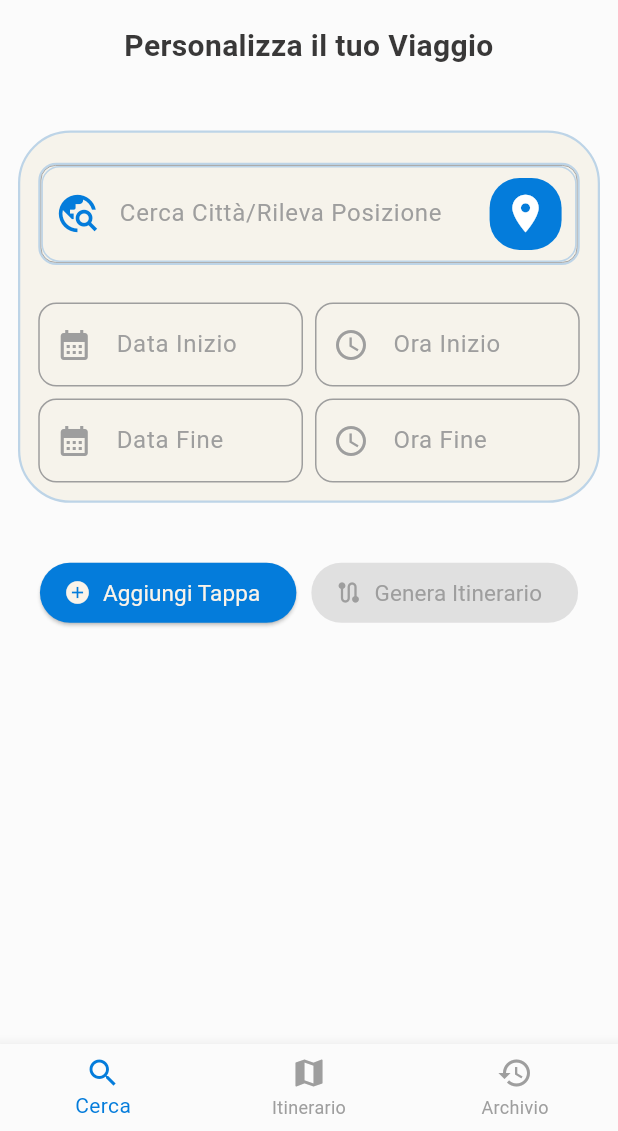
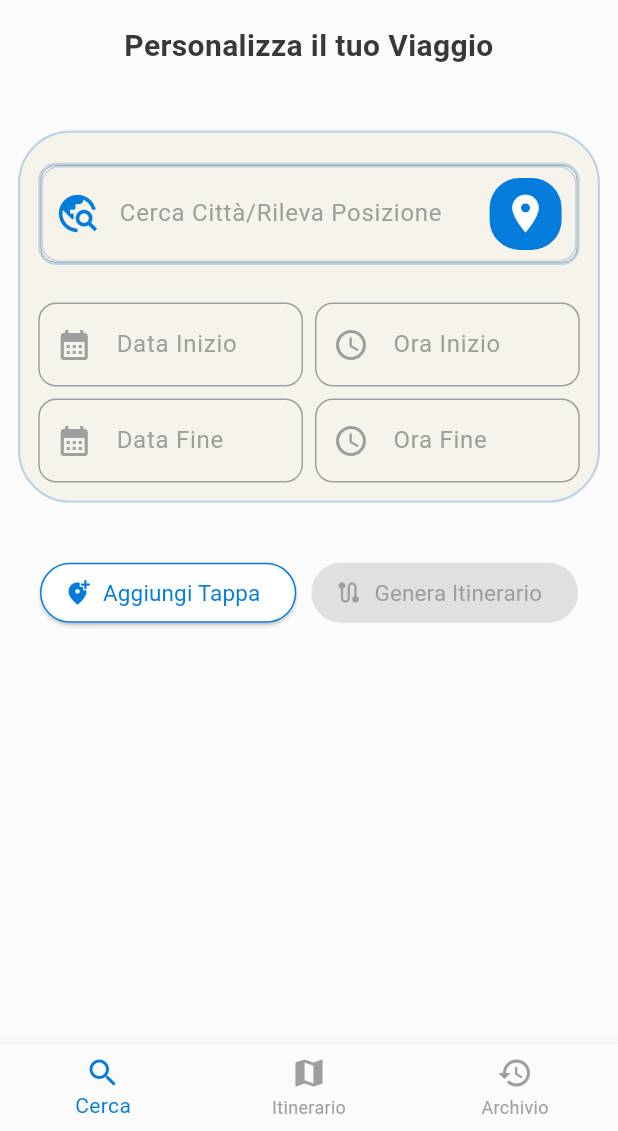
Before and after one commit to alessandrosaddo/CicerAI, a Flutter app: the screen it shows after launch, on a phone screen of 412 x 824 dp, the part 105-1236 px from its top. Run offline on Flutter 3.47's test engine with Material 3 defaults, Android fonts, the phone set to English and light mode, and no system bars; drawn by our look-alikes of google_places_flutter; our stand-ins replace flutter_dotenv, geocoding, geolocator, google_fonts.

Commit message:
Updated 'Aggiungi Tappa' button

```diff
--- a/lib/screens/home_screen.dart
+++ b/lib/screens/home_screen.dart
@@ -98,17 +98,20 @@ class _HomeScreenState extends State<HomeScreen> {
               children: [
                 ElevatedButton.icon(
                   onPressed: _addTappa,
-                  icon: Icon(Icons.add_circle, color: AppColors.secondary(context)),
+                  icon: Icon(Icons.add_location_alt, color: AppColors.primary(context)),
                   label: Text(
                     "Aggiungi Tappa",
                     style: TextStyle(
                       fontSize: 15,
                       fontWeight: FontWeight.w400,
-                      color: AppColors.secondary(context),
+                      color: AppColors.primary(context),
                     ),
                   ),
                   style: ElevatedButton.styleFrom(
-                    backgroundColor: AppColors.primary(context),
+                    backgroundColor: AppColors.secondary(context),
+                    side: BorderSide(
+                      color: AppColors.primary(context),
+                    )
                   ),
                 ),
 
--- a/lib/themes/colors.dart
+++ b/lib/themes/colors.dart
@@ -7,7 +7,7 @@ class AppColors {
   // Tema Chiaro
   static const lightBackground = Color(0xFFFBFBFB);
   static const lightPrimary = Color(0xFF047CDB);
-  static const lightSecondary = Color(0xFFFAF3E9);
+  static const lightSecondary = Colors.white;
   static const lightText = Color(0xFF393838);
   static const lightBorderColor = Color(0xFFBDD4E7);
   static const lightWidgetBackground = Color(0xFFF6F3EB);
```
